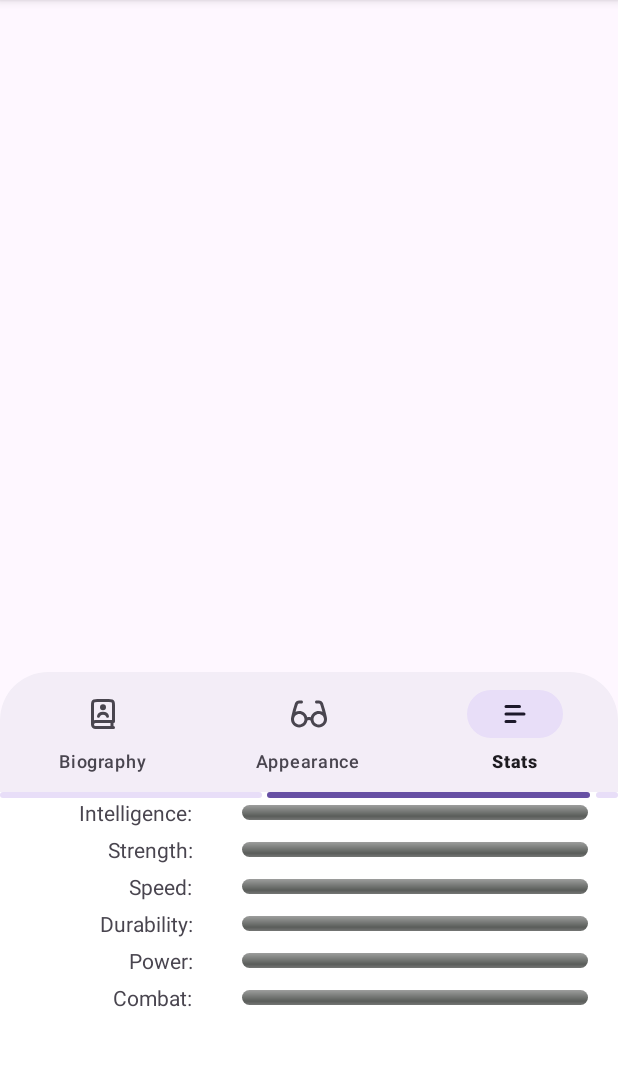
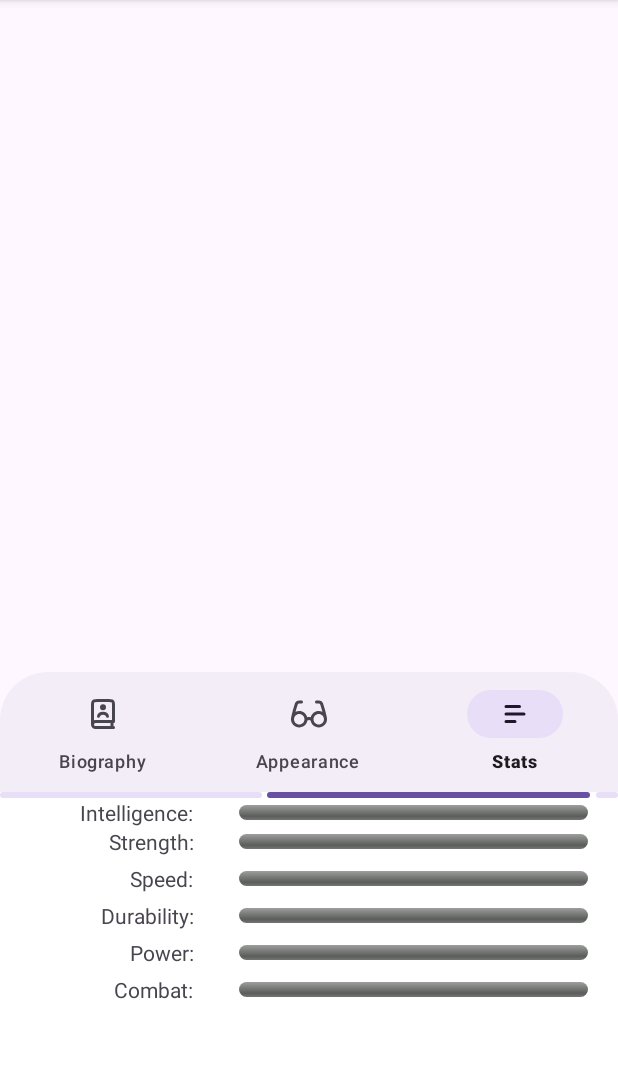
Before and after one commit to Cemmorhan/SuperHeroesApp, an Android app: the DetailActivity screen opened directly, with no data from a screen before it, item 3 of the bottom bar chosen, on a phone screen of 412 x 824 dp, the part 96-1162 px from its top. Run offline under Robolectric (Android 15) with nearby library versions, the phone set to English and light mode, and no system bars; our stand-ins replace Picasso; pictures from the network do not load; 1 statement that could not run was skipped.

Commit message:
arreglando apariencia del stat

```diff
--- a/app/src/main/res/layout/content_stats.xml
+++ b/app/src/main/res/layout/content_stats.xml
@@ -9,15 +9,14 @@
         android:layout_width="match_parent"
         android:layout_height="wrap_content"
         android:orientation="horizontal"
-        android:layout_marginEnd="20dp"
-        android:layout_marginBottom="5dp">
+        android:layout_marginEnd="20dp">
         <TextView
             android:layout_width="0dp"
             android:layout_height="wrap_content"
             android:layout_weight="5"
             android:textAlignment="textEnd"
             android:text="Intelligence:"
-            android:layout_marginEnd="8dp"/>
+            android:layout_marginEnd="5dp"/>
         <TextView
             android:id="@+id/inteligenceTextView"
             android:layout_width="0dp"
@@ -44,7 +43,7 @@
             android:layout_weight="5"
             android:textAlignment="textEnd"
             android:text="Strength:"
-            android:layout_marginEnd="8dp"/>
+            android:layout_marginEnd="5dp"/>
         <TextView
             android:id="@+id/stretchTextView"
             android:layout_width="0dp"
@@ -72,7 +71,7 @@
             android:layout_weight="5"
             android:textAlignment="textEnd"
             android:text="Speed:"
-            android:layout_marginEnd="8dp"/>
+            android:layout_marginEnd="5dp"/>
         <TextView
             android:id="@+id/speedTextView"
             android:layout_width="0dp"
@@ -100,7 +99,7 @@
             android:layout_weight="5"
             android:textAlignment="textEnd"
             android:text="Durability:"
-            android:layout_marginEnd="8dp"/>
+            android:layout_marginEnd="5dp"/>
         <TextView
             android:id="@+id/durabilityTextView"
             android:layout_width="0dp"
@@ -128,7 +127,7 @@
             android:layout_weight="5"
             android:textAlignment="textEnd"
             android:text="Power:"
-            android:layout_marginEnd="8dp"/>
+            android:layout_marginEnd="5dp"/>
         <TextView
             android:id="@+id/powerTextView"
             android:layout_width="0dp"
@@ -156,7 +155,7 @@
             android:layout_weight="5"
             android:textAlignment="textEnd"
             android:text="Combat:"
-            android:layout_marginEnd="8dp"/>
+            android:layout_marginEnd="5dp"/>
         <TextView
             android:id="@+id/combatTextView"
             android:layout_width="0dp"
```
Also changed, not shown: app/src/main/res/layout/content_appearance.xml (+12 -6 lines), app/src/main/res/layout/content_biography.xml (+10 -5 lines).
